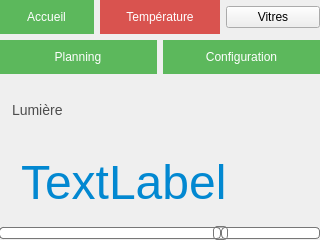
kimchicharlie/Envio, file thermostat/Thermostat/lumWindow.ui: the form before one commit.
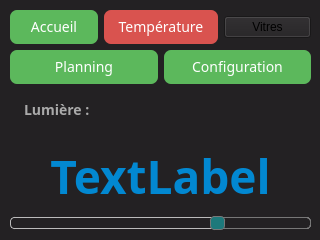
The form after the commit.

The edit to the form file:
```diff
--- a/thermostat/Thermostat/lumWindow.ui
+++ b/thermostat/Thermostat/lumWindow.ui
@@ -14,16 +14,16 @@
    <string>Envio - Thermostat</string>
   </property>
   <property name="styleSheet">
-   <string notr="true"/>
+   <string notr="true">Background: #232123;</string>
   </property>
   <widget class="QWidget" name="centralwidget">
    <widget class="QWidget" name="gridLayoutWidget">
     <property name="geometry">
      <rect>
-      <x>-1</x>
-      <y>0</y>
-      <width>321</width>
-      <height>241</height>
+      <x>10</x>
+      <y>10</y>
+      <width>301</width>
+      <height>221</height>
      </rect>
     </property>
     <layout class="QGridLayout" name="gridLayout">
@@ -31,6 +31,12 @@
       <layout class="QHBoxLayout" name="horizontalLayoutBtn1">
        <item>
         <widget class="QPushButton" name="AccueilBtn">
+         <property name="font">
+          <font>
+           <family>Segoe UI,sans-serif</family>
+           <pointsize>-1</pointsize>
+          </font>
+         </property>
          <property name="styleSheet">
           <string notr="true">QPushButton
 {
@@ -39,9 +45,10 @@
 	outline: 0;
 	background: #5cb85c;
 	border: 0;
-	padding: 10px;
+	padding: 7px;
 	color: #FFFFFF;
-	font-size: 12px;
+	font-size: 14px;
+	border-radius: 7px;
 }
 
 QPushButton:hover
@@ -63,6 +70,12 @@
        </item>
        <item>
         <widget class="QPushButton" name="TempEditBtn">
+         <property name="font">
+          <font>
+           <family>Segoe UI,sans-serif</family>
+           <pointsize>-1</pointsize>
+          </font>
+         </property>
          <property name="styleSheet">
           <string notr="true">QPushButton
 {
@@ -72,9 +85,10 @@
 	background: #d9534f;
 	width: 100%;
 	border: 0;
-	padding: 10px;
+	padding: 7px;
 	color: #FFFFFF;
-	font-size: 12px;
+	font-size: 14px;
+	border-radius: 7px;
 }
 
 QPushButton:hover
@@ -106,6 +120,14 @@
      </item>
      <item row="2" column="1">
       <widget class="QLabel" name="LumFixLabel">
+       <property name="font">
+        <font>
+         <family>Segoe UI,sans-serif</family>
+         <pointsize>-1</pointsize>
+         <weight>75</weight>
+         <bold>true</bold>
+        </font>
+       </property>
        <property name="styleSheet">
         <string notr="true">font-family:&quot;Segoe UI&quot;, sans-serif;
  text-transform: uppercase;
@@ -113,11 +135,11 @@
 width: 100%; 
 border: 0;
  padding: 10px;
-color: #4d4d4d;
+color: #AAA;
 font-size: 14px;</string>
        </property>
        <property name="text">
-        <string>Lumière</string>
+        <string>Lumière :</string>
        </property>
       </widget>
      </item>
@@ -126,11 +148,12 @@
        <property name="styleSheet">
         <string notr="true">QSlider::groove:horizontal {
 border: 1px solid #bbb;
-background: white;
+background: qlineargradient(x1: 0, y1: 0, x2: 1, y2: 0,
+    stop: 0 #003737, stop: 1 #00cccc);
 height: 10px;
 border-radius: 4px;
 }
-
+/*
 QSlider::sub-page:horizontal {
 background: qlineargradient(x1: 0, y1: 0,    x2: 0, y2: 1,
     stop: 0 #00CCCC, stop: 1 #008C8C);
@@ -140,17 +163,16 @@
 height: 10px;
 border-radius: 4px;
 }
-
+*/
 QSlider::add-page:horizontal {
-background: #fff;
+background: transparent;
 border: 1px solid #777;
 height: 10px;
 border-radius: 4px;
 }
 
 QSlider::handle:horizontal {
-background: qlineargradient(x1:0, y1:0, x2:1, y2:1,
-    stop:0 #eee, stop:1 #ccc);
+background: #1D797B;
 border: 1px solid #777;
 width: 13px;
 margin-top: -2px;
@@ -208,6 +230,12 @@
       <layout class="QHBoxLayout" name="horizontalLayoutBtn2">
        <item>
         <widget class="QPushButton" name="PlanningEditBtn">
+         <property name="font">
+          <font>
+           <family>Segoe UI,sans-serif</family>
+           <pointsize>-1</pointsize>
+          </font>
+         </property>
          <property name="styleSheet">
           <string notr="true">QPushButton
 {
@@ -216,9 +244,10 @@
 	outline: 0;
 	background: #5cb85c;
 	border: 0;
-	padding: 10px;
+	padding: 7px;
 	color: #FFFFFF;
-	font-size: 12px;
+	font-size: 14px;
+	border-radius: 7px;
 }
 
 QPushButton:hover
@@ -240,6 +269,12 @@
        </item>
        <item>
         <widget class="QPushButton" name="ConfigEditBtn">
+         <property name="font">
+          <font>
+           <family>Segoe UI,sans-serif</family>
+           <pointsize>-1</pointsize>
+          </font>
+         </property>
          <property name="styleSheet">
           <string notr="true">QPushButton
 {
@@ -248,9 +283,10 @@
 	outline: 0;
 	background: #5cb85c;
 	border: 0;
-	padding: 10px;
+	padding: 7px;
 	color: #FFFFFF;
-	font-size: 12px;
+	font-size: 14px;
+	border-radius: 7px;
 }
 
 QPushButton:hover
@@ -274,12 +310,31 @@
      </item>
      <item row="3" column="1">
       <widget class="QLabel" name="LumLabel">
+       <property name="font">
+        <font>
+         <family>Segoe UI,sans-serif</family>
+         <pointsize>-1</pointsize>
+         <weight>75</weight>
+         <bold>true</bold>
+        </font>
+       </property>
        <property name="styleSheet">
-        <string notr="true">font-family:&quot;Segoe UI&quot;, sans-serif;text-transform: uppercase; outline: 0; width: 100%; border: 0; padding: 10px;color: #0288d1;font-size: 48px;</string>
+        <string notr="true">font-family:&quot;Segoe UI&quot;, sans-serif;
+text-transform: uppercase;
+outline: 0;
+width: 100%;
+border: 0;
+padding: 10px;
+color: #0288d1;
+font-size: 46px;
+margin: 0, -5, 0,0;</string>
        </property>
        <property name="text">
         <string>TextLabel</string>
        </property>
+       <property name="alignment">
+        <set>Qt::AlignCenter</set>
+       </property>
       </widget>
      </item>
     </layout>
```
Left out of the diff: 23 changed lines with no effect on the pictures.
